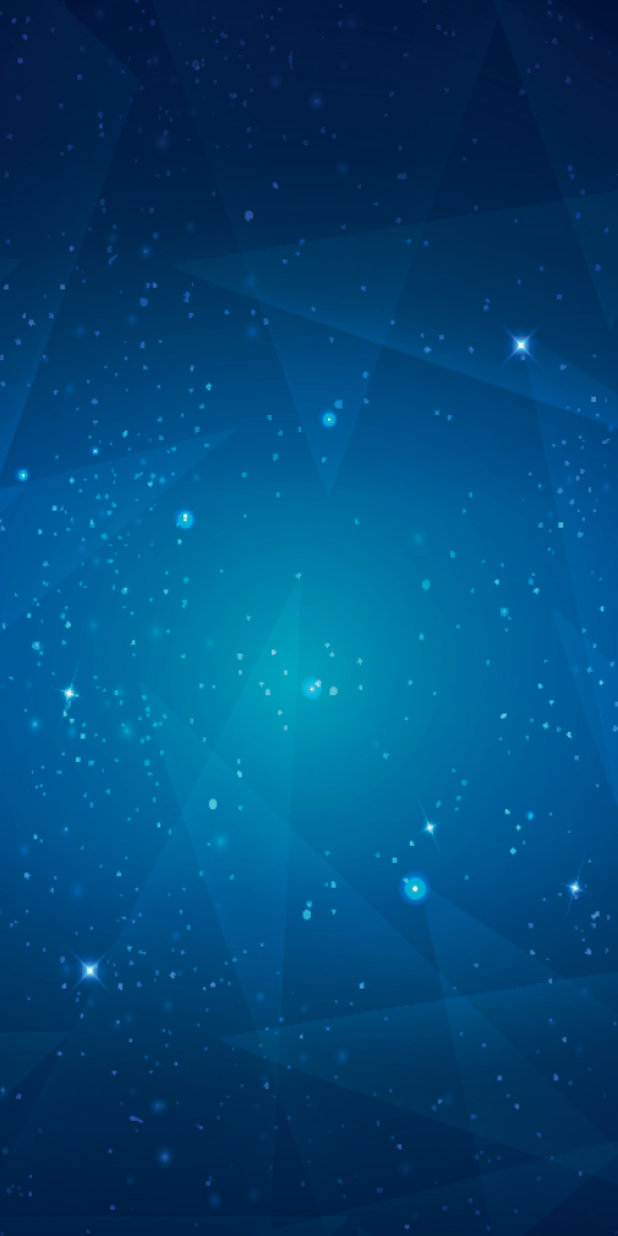
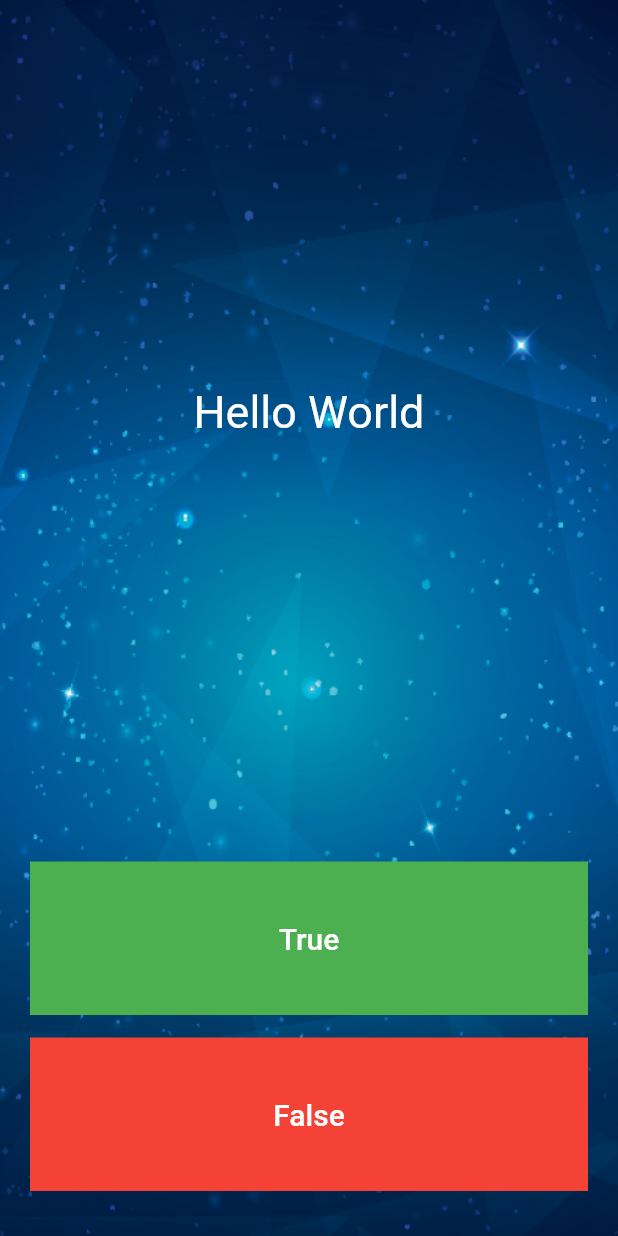
Before and after one commit to sanjay-namdeo/destiny_flutter_app, a Flutter app: the screen it shows after launch, on a phone screen of 412 x 824 dp. Run offline on Flutter 3.47's test engine with Material 2 defaults, Android fonts, the phone set to English and light mode, and no system bars.

Commit message:
Added question and buttons skeleton

```diff
--- a/lib/main.dart
+++ b/lib/main.dart
@@ -29,8 +29,47 @@ class _DestiniPageState extends State<DestiniPage> {
         ),
       ),
       constraints: BoxConstraints.expand(),
-      child: Column(
-        children: <Widget>[],
+      child: SafeArea(
+        child: Column(
+          crossAxisAlignment: CrossAxisAlignment.stretch,
+          children: <Widget>[
+            Expanded(
+              flex: 4,
+              child: Center(
+                child: Text(
+                  'Hello World',
+                  style: TextStyle(color: Colors.white, fontSize: 30.0),
+                ),
+              ),
+            ),
+            Expanded(
+              child: Container(
+                margin: EdgeInsets.fromLTRB(20.0, 25.0, 20.0, 10.0),
+                color: Colors.green,
+                child: FlatButton(
+                  onPressed: null,
+                  child: Text(
+                    'True',
+                    style: TextStyle(color: Colors.white, fontSize: 20.0),
+                  ),
+                ),
+              ),
+            ),
+            Expanded(
+              child: Container(
+                margin: EdgeInsets.fromLTRB(20.0, 5.0, 20.0, 30.0),
+                color: Colors.red,
+                child: FlatButton(
+                  onPressed: null,
+                  child: Text(
+                    'False',
+                    style: TextStyle(color: Colors.white, fontSize: 20.0),
+                  ),
+                ),
+              ),
+            ),
+          ],
+        ),
       ),
     );
   }
```
